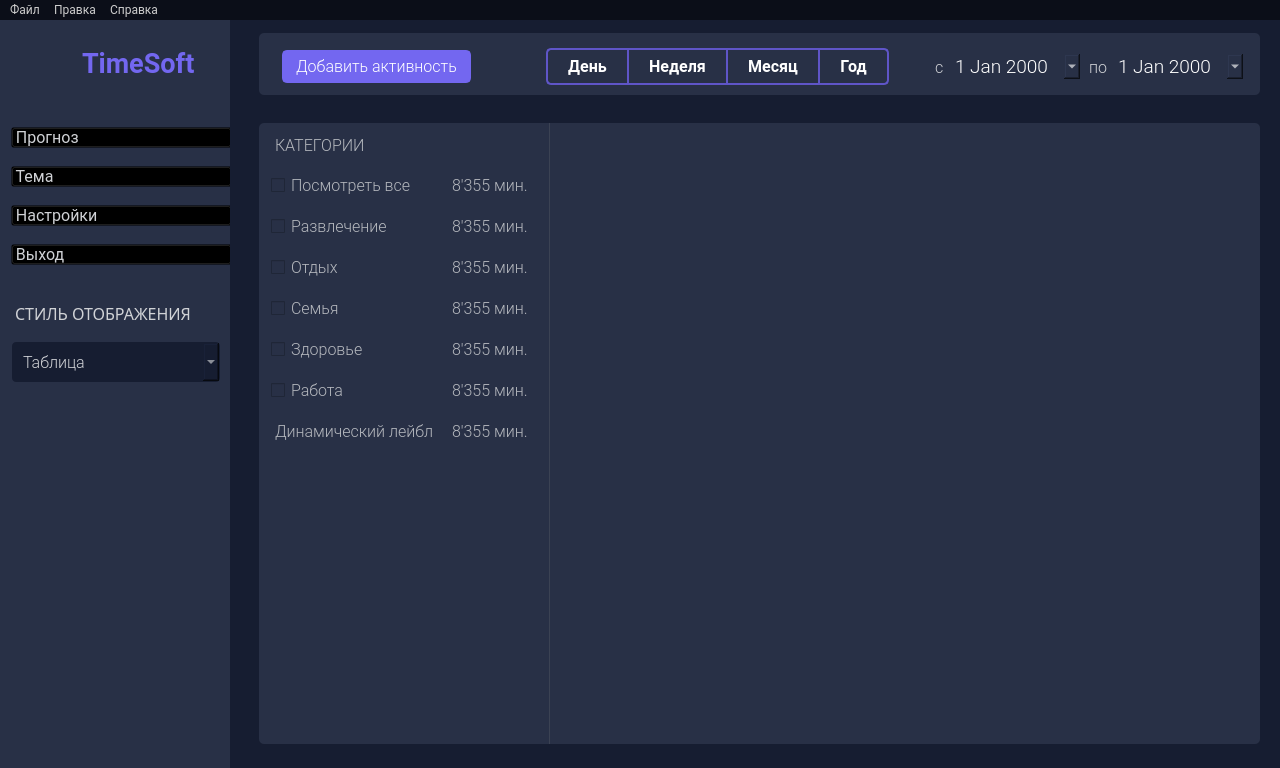
The window that design/mainwindow_d.ui (yurii-bel/project_2021) describes before a commit, drawn with Qt 5.
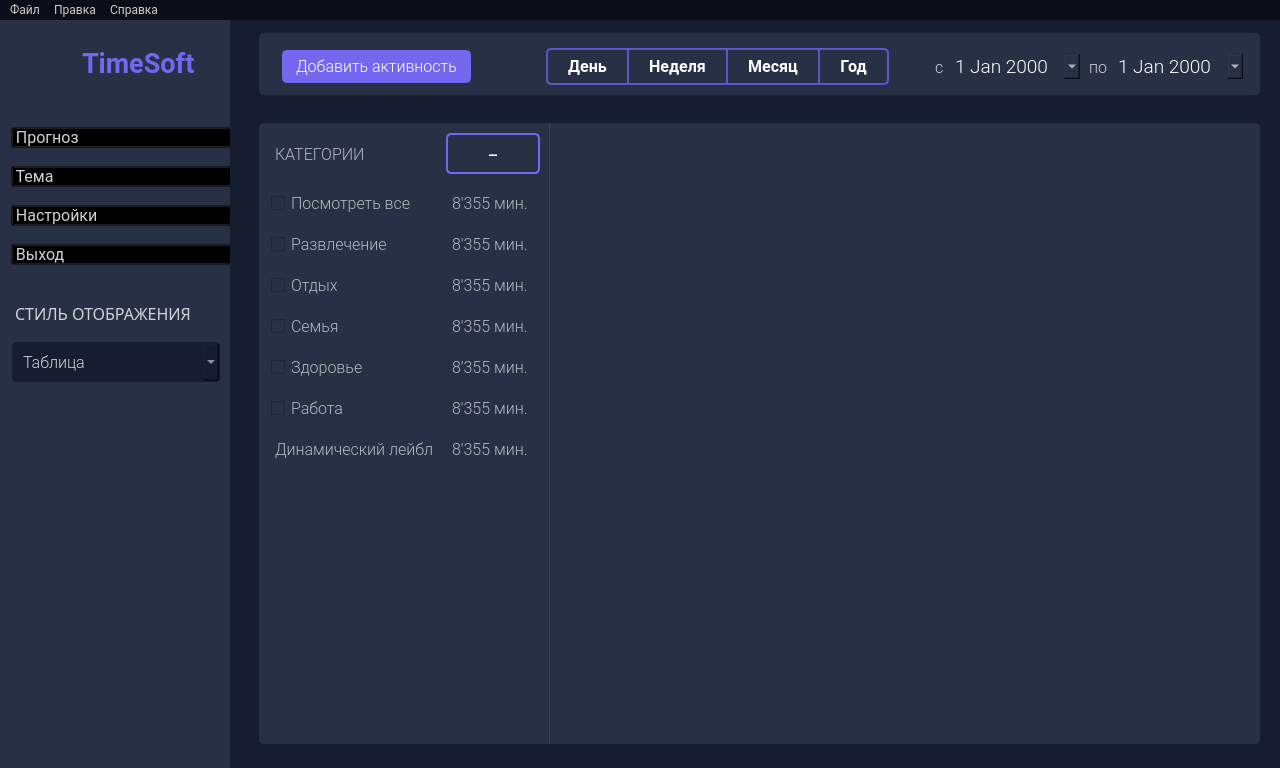
The same window after the commit. Icons and pictures are not drawn.

Commit message: Added a new window category_delete and added a button -

The edit to the form file:
```diff
--- a/design/mainwindow_d.ui
+++ b/design/mainwindow_d.ui
@@ -1357,6 +1357,38 @@
         </property>
        </spacer>
       </item>
+      <item row="0" column="1">
+       <widget class="QPushButton" name="mainwindow_btn_category_delete">
+        <property name="font">
+         <font>
+          <family>Roboto-Light</family>
+          <pointsize>14</pointsize>
+          <weight>50</weight>
+          <bold>false</bold>
+         </font>
+        </property>
+        <property name="styleSheet">
+         <string notr="true">QPushButton {
+	background-color: rgba(0, 0, 0, 0);
+	color: rgb(255, 255, 255);
+	border: 2px solid rgb(115, 103, 240);
+	border-radius: 5px;
+	padding-left: 12px;
+	padding-right: 12px;
+	padding-top: 5px;
+	padding-bottom: 5px;
+}
+QPushButton:hover {
+	background-color: rgb(115, 103, 240);
+	color: rgb(255, 255, 255);
+	border: 1px solid rgb(115, 103, 240);
+}</string>
+        </property>
+        <property name="text">
+         <string>–</string>
+        </property>
+       </widget>
+      </item>
      </layout>
     </widget>
    </widget>
```
The commit also changes 2 other files.
